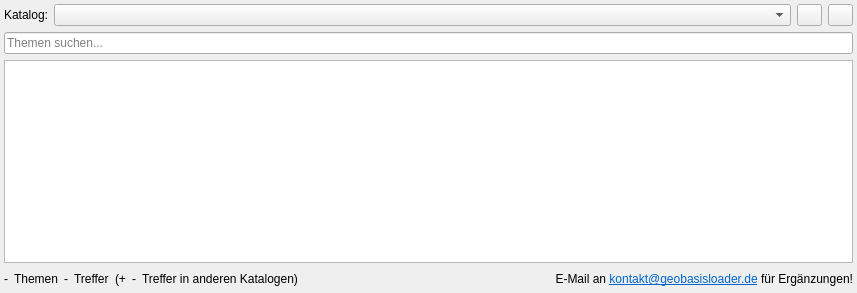
Above: resources/design_files/catalog_tab.ui from geoObserver/geobasis_loader before the change. Below: the same form after it.
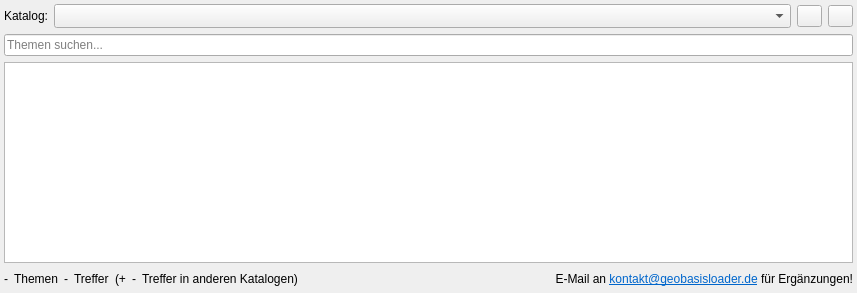
That is the form after the change. Custom widgets are drawn as their Qt base class.

Commit message:
fix(ui): fixed multiple things, added missing count widget
Fixed multiple small ui mistakes / layout issues, so that the dock can be quite small.
Also added a wwdiget with a counter to the preset tab to show the number of entries that are missing/not found
since the adequate catalogs aren't found / loaded.

```diff
--- a/resources/design_files/catalog_tab.ui
+++ b/resources/design_files/catalog_tab.ui
@@ -74,6 +74,9 @@
         <property name="toolTip">
          <string>Katalog wechseln</string>
         </property>
+        <property name="sizeAdjustPolicy">
+         <enum>QComboBox::AdjustToMinimumContentsLengthWithIcon</enum>
+        </property>
        </widget>
       </item>
       <item>
@@ -374,6 +377,12 @@
           <verstretch>0</verstretch>
          </sizepolicy>
         </property>
+        <property name="minimumSize">
+         <size>
+          <width>10</width>
+          <height>0</height>
+         </size>
+        </property>
         <property name="text">
          <string>&lt;html&gt;&lt;head/&gt;&lt;body&gt;&lt;p&gt;E-Mail an &lt;a href=&quot;mailto:kontakt@geobasisloader.de&quot;&gt;&lt;span style=&quot; text-decoration: underline; color:#0066cc;&quot;&gt;kontakt@geobasisloader.de&lt;/span&gt;&lt;/a&gt; für Ergänzungen!&lt;/p&gt;&lt;/body&gt;&lt;/html&gt;</string>
         </property>
```
Left out of the diff: 2 changed lines with no effect on the pictures. The commit also changes 2 other files.
